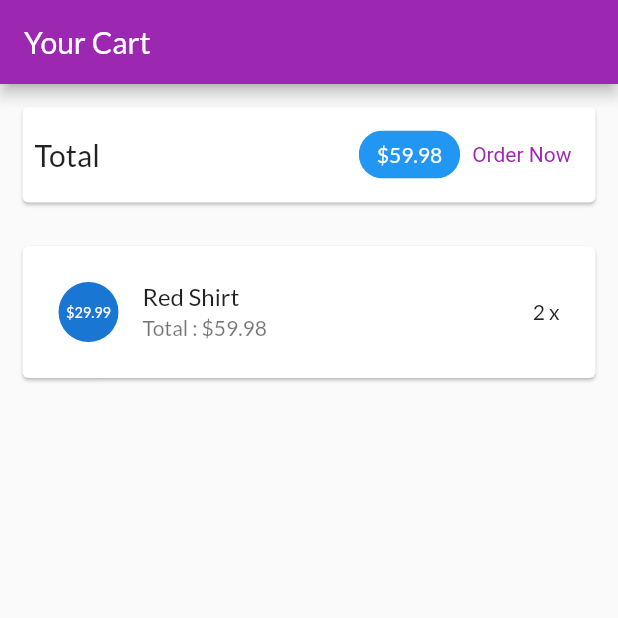
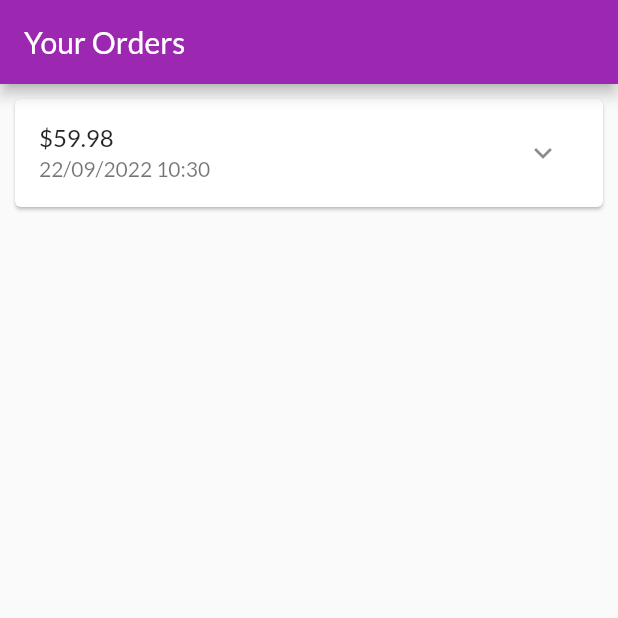
Before and after one commit to LossABike/MyShop, a Flutter app: the screen it shows after launch, on a phone screen of 412 x 824 dp, the top half of it. Run offline on Flutter 3.47's test engine with Material 2 defaults, Android fonts, the phone set to English and light mode, and no system bars.

Commit message:
Xay dung trang dat hang

```diff
--- a/lib/main.dart
+++ b/lib/main.dart
@@ -4,6 +4,7 @@ import 'ui/products/products_manager.dart';
 import 'ui/products/product_overview_screen.dart';
 import 'ui/products/user_products_screen.dart';
 import 'ui/cart/cart_screen.dart';
+import 'ui/orders/orders_screen.dart';
 
 void main() {
   runApp(const MyApp());
@@ -26,7 +27,7 @@ class MyApp extends StatelessWidget {
         ),
       ),
       home: const SafeArea(
-        child: CartScreen(),
+        child: OrdersScreen(),
       ),
     );
   }
--- /dev/null
+++ b/lib/models/order_item.dart
@@ -0,0 +1,33 @@
+import 'cart_item.dart';
+
+class OrderItem {
+  final String? id;
+  final double amount;
+  final List<CartItem> products;
+  final DateTime dateTime;
+
+  int get productCount {
+    return products.length;
+  }
+
+  OrderItem({
+    this.id,
+    required this.amount,
+    required this.products,
+    DateTime? dateTime,
+  }) : dateTime = dateTime ?? DateTime.now();
+
+  OrderItem copyWith({
+    String? id,
+    double? amount,
+    List<CartItem>? products,
+    DateTime? dateTime,
+  }) {
+    return OrderItem(
+      id: id ?? this.id,
+      amount: amount ?? this.amount,
+      products: products ?? this.products,
+      dateTime: dateTime ?? this.dateTime,
+    );
+  }
+}
--- /dev/null
+++ b/lib/ui/orders/order_item_card.dart
@@ -0,0 +1,79 @@
+import 'dart:math';
+import 'package:flutter/material.dart';
+import 'package:intl/intl.dart';
+import '../../models/order_item.dart';
+
+class OrderItemCard extends StatefulWidget {
+  final OrderItem order;
+
+  const OrderItemCard(this.order, {super.key});
+
+  @override
+  State<OrderItemCard> createState() => _OrderItemCardState();
+}
+
+class _OrderItemCardState extends State<OrderItemCard> {
+  var _expanded = false;
+
+  @override
+  Widget build(BuildContext context) {
+    return Card(
+      margin: const EdgeInsets.all(10),
+      child: Column(
+        children: <Widget>[
+          buildOrderSummary(),
+          if (_expanded) buildOrderDetails()
+        ],
+      ),
+    );
+  }
+
+  Widget buildOrderDetails() {
+    return Container(
+      padding: const EdgeInsets.symmetric(horizontal: 15, vertical: 4),
+      height: min(widget.order.productCount * 20.0 + 10, 100),
+      child: ListView(
+        children: widget.order.products
+            .map(
+              (prod) => Row(
+                mainAxisAlignment: MainAxisAlignment.spaceBetween,
+                children: <Widget>[
+                  Text(
+                    prod.title,
+                    style: const TextStyle(
+                      fontSize: 18,
+                      fontWeight: FontWeight.bold,
+                    ),
+                  ),
+                  Text(
+                    '${prod.quantity}x \$${prod.price}',
+                    style: const TextStyle(
+                      fontSize: 18,
+                      color: Colors.grey,
+                    ),
+                  )
+                ],
+              ),
+            )
+            .toList(),
+      ),
+    );
+  }
+
+  Widget buildOrderSummary() {
+    return ListTile(
+      title: Text('\$${widget.order.amount}'),
+      subtitle: Text(
+        DateFormat('dd/MM/yyyy hh:mm').format(widget.order.dateTime),
+      ),
+      trailing: IconButton(
+        icon: Icon(_expanded ? Icons.expand_less : Icons.expand_more),
+        onPressed: () {
+          setState(() {
+            _expanded = !_expanded;
+          });
+        },
+      ),
+    );
+  }
+}
--- /dev/null
+++ b/lib/ui/orders/order_manager.dart
@@ -0,0 +1,31 @@
+import 'package:flutter/foundation.dart';
+
+import '../../models/cart_item.dart';
+
+import '../../models/order_item.dart';
+
+class OrdersManager with ChangeNotifier {
+  final List<OrderItem> _orders = [
+    OrderItem(
+      id: 'o1',
+      amount: 59.98,
+      products: [
+        CartItem(
+          id: 'c1',
+          title: 'Red Shirt',
+          price: 29.99,
+          quantity: 2,
+        )
+      ],
+      dateTime: DateTime.now(),
+    )
+  ];
+
+  int get orderCount {
+    return _orders.length;
+  }
+
+  List<OrderItem> get orders {
+    return [..._orders];
+  }
+}
--- /dev/null
+++ b/lib/ui/orders/orders_screen.dart
@@ -0,0 +1,22 @@
+import 'package:flutter/material.dart';
+import 'order_manager.dart';
+import 'order_item_card.dart';
+
+class OrdersScreen extends StatelessWidget {
+  const OrdersScreen({super.key});
+
+  @override
+  Widget build(BuildContext context) {
+    print('building orders');
+    final ordersManager = OrdersManager();
+    return Scaffold(
+        appBar: AppBar(
+          title: const Text('Your Orders'),
+        ),
+        body: ListView.builder(
+          itemCount: ordersManager.orderCount,
+          itemBuilder: (ctx, i) => OrderItemCard(ordersManager.orders[i]),
+        ),
+      );
+  }
+}
--- a/pubspec.yaml
+++ b/pubspec.yaml
@@ -34,6 +34,7 @@ dependencies:
   # The following adds the Cupertino Icons font to your application.
   # Use with the CupertinoIcons class for iOS style icons.
   cupertino_icons: ^1.0.2
+  intl: ^0.17.0
 
 dev_dependencies:
   flutter_test:
```
Also changed, not shown: pubspec.lock.
